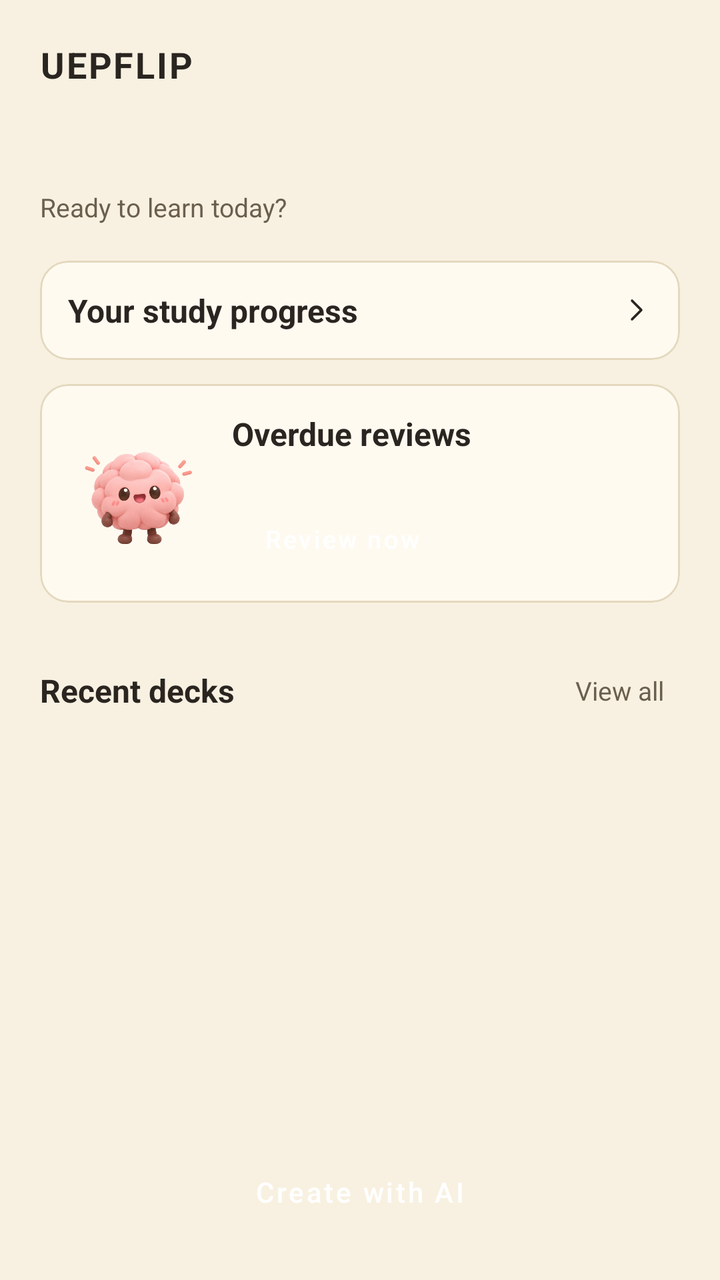
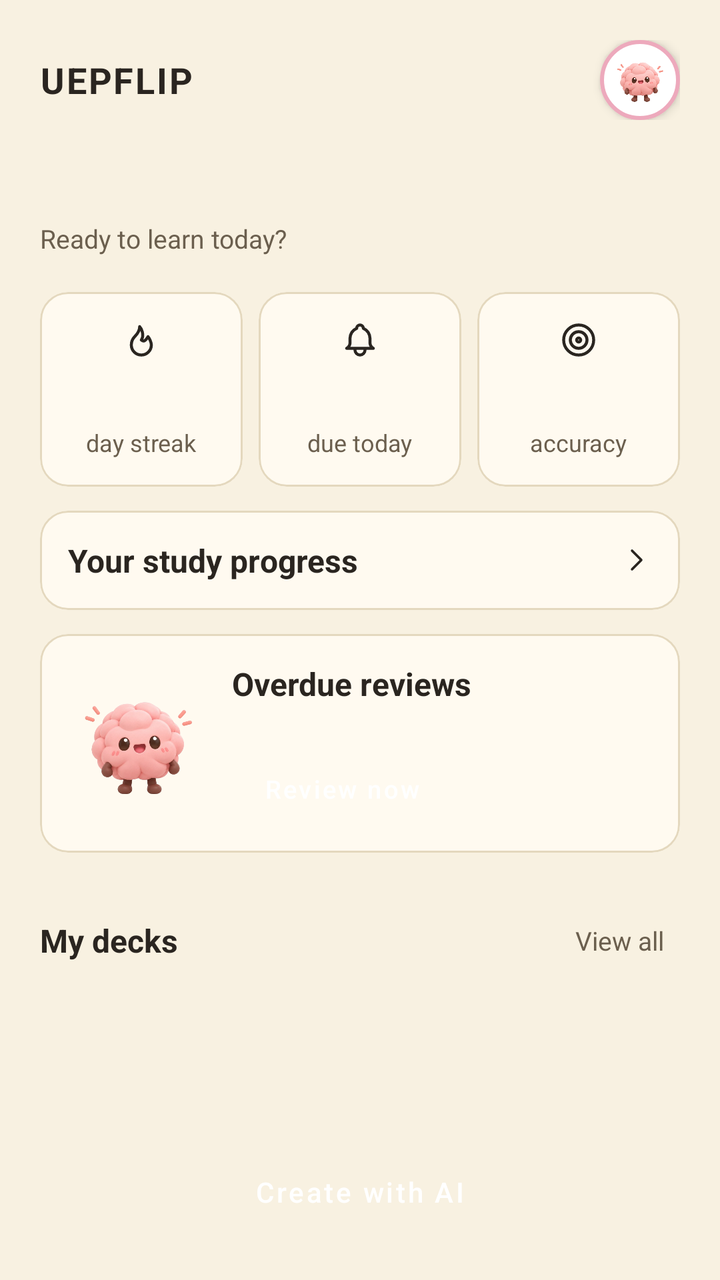

The first picture is an Android layout as it rendered before a commit; the second is the same layout after the commit. The layout source and the unified diff follow.
<!-- AndroidManifest.xml: application theme Theme.UEPflip_flashcard -->
<!-- res/layout/fragment_home.xml -->
<?xml version="1.0" encoding="utf-8"?>
<LinearLayout xmlns:android="http://schemas.android.com/apk/res/android" xmlns:app="http://schemas.android.com/apk/res-auto"
    android:layout_width="match_parent" android:layout_height="match_parent" android:orientation="vertical" android:background="@color/bg">
    <ScrollView android:layout_width="match_parent" android:layout_height="0dp" android:layout_weight="1">
        <LinearLayout android:layout_width="match_parent" android:layout_height="wrap_content" android:orientation="vertical" android:padding="20dp">
            <TextView style="@style/UF.Logo" android:layout_width="wrap_content" android:layout_height="wrap_content"
                android:text="@string/app_brand"/>
            <LinearLayout android:layout_width="match_parent" android:layout_height="wrap_content"
                android:layout_marginTop="18dp" android:gravity="center_vertical" android:orientation="vertical">
                <TextView android:id="@+id/greeting" style="@style/UF.Title" android:layout_width="wrap_content" android:layout_height="wrap_content"/>
                <TextView style="@style/UF.Muted" android:layout_width="wrap_content" android:layout_height="wrap_content"
                    android:text="@string/home_subtitle"/>
            </LinearLayout>
            <com.google.android.material.card.MaterialCardView android:id="@+id/card_progress" style="@style/UF.Card"
                android:layout_width="match_parent" android:layout_height="wrap_content"
                android:layout_marginTop="18dp" android:layout_marginBottom="12dp"
                android:clickable="true" android:focusable="true"
                android:foreground="?attr/selectableItemBackground">
                <LinearLayout android:layout_width="match_parent" android:layout_height="wrap_content"
                    android:orientation="vertical" android:padding="14dp">
                    <LinearLayout android:layout_width="match_parent" android:layout_height="wrap_content"
                        android:gravity="center_vertical">
                        <TextView style="@style/UF.H2" android:layout_width="0dp" android:layout_height="wrap_content"
                            android:layout_weight="1" android:text="@string/stats_progress_title"/>
                        <ImageView android:layout_width="16dp" android:layout_height="16dp"
                            android:src="@drawable/ic_chev" android:contentDescription="@null"/>
                    </LinearLayout>
                </LinearLayout>
            </com.google.android.material.card.MaterialCardView>
            <com.google.android.material.card.MaterialCardView style="@style/UF.Card" android:layout_width="match_parent" android:layout_height="wrap_content" android:layout_marginBottom="12dp">
                <LinearLayout android:layout_width="match_parent" android:layout_height="wrap_content" android:padding="14dp" android:gravity="center_vertical">
                    <ImageView android:layout_width="70dp" android:layout_height="70dp" android:src="@drawable/ic_mascot" android:contentDescription="@null"/>
                    <LinearLayout android:layout_width="0dp" android:layout_height="wrap_content" android:layout_weight="1" android:layout_marginStart="12dp" android:orientation="vertical">
                        <TextView style="@style/UF.H2" android:layout_width="wrap_content" android:layout_height="wrap_content" android:text="@string/home_overdue_title"/>
                        <TextView android:id="@+id/overdue_text" style="@style/UF.Muted" android:layout_width="match_parent" android:layout_height="wrap_content" android:layout_marginVertical="3dp"/>
                        <Button android:id="@+id/btn_review" style="@style/UF.Button.Small" android:layout_width="wrap_content" android:layout_height="wrap_content" android:text="@string/home_review_now"/>
                    </LinearLayout>
                </LinearLayout>
            </com.google.android.material.card.MaterialCardView>
            <LinearLayout android:layout_width="match_parent" android:layout_height="wrap_content" android:layout_marginTop="8dp" android:layout_marginBottom="10dp" android:gravity="center_vertical">
                <TextView style="@style/UF.H2" android:layout_width="0dp" android:layout_height="wrap_content" android:layout_weight="1" android:text="@string/home_recent_decks"/>
                <TextView android:id="@+id/btn_view_all" style="@style/UF.Muted" android:layout_width="wrap_content" android:layout_height="48dp" android:minWidth="48dp" android:paddingHorizontal="8dp" android:gravity="center_vertical|end" android:clickable="true" android:focusable="true" android:text="@string/home_view_all"/>
            </LinearLayout>
            <androidx.recyclerview.widget.RecyclerView android:id="@+id/recent_decks" android:layout_width="match_parent" android:layout_height="wrap_content" android:nestedScrollingEnabled="false"/>
        </LinearLayout>
    </ScrollView>
    <Button android:id="@+id/btn_create" style="@style/UF.Button" android:layout_width="match_parent" android:layout_height="wrap_content" android:layout_margin="20dp" android:text="@string/home_create_deck"/>
</LinearLayout>
<!-- resources referenced by this layout -->
<resources>
  <color name="bg">#F8F1E1</color>
  <string name="app_brand">UEPFLIP</string>
  <string name="home_create_deck">Create with AI</string>
  <string name="home_overdue_title">Overdue reviews</string>
  <string name="home_recent_decks">Recent decks</string>
  <string name="home_review_now">Review now</string>
  <string name="home_subtitle">Ready to learn today?</string>
  <string name="home_view_all">View all</string>
  <string name="stats_progress_title">Your study progress</string>
  <style name="UF.Button.Small"><item name="android:minHeight">36dp</item><item name="android:textSize">12.5sp</item></style>
  <style name="UF.H2" parent=""><item name="android:textSize">16sp</item><item name="android:textStyle">bold</item><item name="android:textColor">@color/ink</item></style>
  <style name="UF.Muted" parent=""><item name="android:textSize">13sp</item><item name="android:textColor">@color/mute</item></style>
  <style name="UF.Title" parent=""><item name="android:textSize">24sp</item><item name="android:textStyle">bold</item><item name="android:textColor">@color/ink</item></style>
  <style name="Theme.UEPflip_flashcard" parent="Base.Theme.UEPflip_flashcard" />
  <color name="ink">#2A2520</color>
  <color name="accent">#2A2520</color>
  <color name="white">#FFFFFF</color>
  <color name="card">#FFFAF0</color>
  <color name="line">#E4D8BE</color>
  <color name="mute">#6B5F4E</color>
  <!-- unchanged entries left out for length: 6 -->
</resources>

<!-- the commit's change to res/layout/fragment_home.xml (unified diff, before → after) -->
@@ -3,17 +3,39 @@
     android:layout_width="match_parent" android:layout_height="match_parent" android:orientation="vertical" android:background="@color/bg">
     <ScrollView android:layout_width="match_parent" android:layout_height="0dp" android:layout_weight="1">
         <LinearLayout android:layout_width="match_parent" android:layout_height="wrap_content" android:orientation="vertical" android:padding="20dp">
-            <TextView style="@style/UF.Logo" android:layout_width="wrap_content" android:layout_height="wrap_content"
-                android:text="@string/app_brand"/>
+            <include layout="@layout/view_app_header"/>
             <LinearLayout android:layout_width="match_parent" android:layout_height="wrap_content"
                 android:layout_marginTop="18dp" android:gravity="center_vertical" android:orientation="vertical">
                 <TextView android:id="@+id/greeting" style="@style/UF.Title" android:layout_width="wrap_content" android:layout_height="wrap_content"/>
                 <TextView style="@style/UF.Muted" android:layout_width="wrap_content" android:layout_height="wrap_content"
                     android:text="@string/home_subtitle"/>
             </LinearLayout>
+            <LinearLayout android:layout_width="match_parent" android:layout_height="wrap_content" android:layout_marginTop="18dp" android:baselineAligned="false" android:orientation="horizontal">
+                <com.google.android.material.card.MaterialCardView style="@style/UF.Card" android:layout_width="0dp" android:layout_height="wrap_content" android:layout_weight="1" android:layout_marginEnd="8dp">
+                    <LinearLayout android:layout_width="match_parent" android:layout_height="wrap_content" android:gravity="center_horizontal" android:orientation="vertical" android:paddingVertical="14dp" android:paddingHorizontal="8dp">
+                        <ImageView android:layout_width="20dp" android:layout_height="20dp" android:src="@drawable/ic_flame" android:contentDescription="@null"/>
+                        <TextView android:id="@+id/home_streak" style="@style/UF.Title" android:layout_width="wrap_content" android:layout_height="wrap_content" android:layout_marginTop="6dp" android:textSize="20sp"/>
+                        <TextView style="@style/UF.Muted" android:layout_width="wrap_content" android:layout_height="wrap_content" android:text="@string/home_stat_streak" android:textSize="12sp"/>
+                    </LinearLayout>
+                </com.google.android.material.card.MaterialCardView>
+                <com.google.android.material.card.MaterialCardView style="@style/UF.Card" android:layout_width="0dp" android:layout_height="wrap_content" android:layout_weight="1" android:layout_marginEnd="8dp">
+                    <LinearLayout android:layout_width="match_parent" android:layout_height="wrap_content" android:gravity="center_horizontal" android:orientation="vertical" android:paddingVertical="14dp" android:paddingHorizontal="8dp">
+                        <ImageView android:layout_width="20dp" android:layout_height="20dp" android:src="@drawable/ic_bell" android:contentDescription="@null"/>
+                        <TextView android:id="@+id/home_due" style="@style/UF.Title" android:layout_width="wrap_content" android:layout_height="wrap_content" android:layout_marginTop="6dp" android:textSize="20sp"/>
+                        <TextView style="@style/UF.Muted" android:layout_width="wrap_content" android:layout_height="wrap_content" android:text="@string/home_stat_due" android:textSize="12sp"/>
+                    </LinearLayout>
+                </com.google.android.material.card.MaterialCardView>
+                <com.google.android.material.card.MaterialCardView style="@style/UF.Card" android:layout_width="0dp" android:layout_height="wrap_content" android:layout_weight="1">
+                    <LinearLayout android:layout_width="match_parent" android:layout_height="wrap_content" android:gravity="center_horizontal" android:orientation="vertical" android:paddingVertical="14dp" android:paddingHorizontal="8dp">
+                        <ImageView android:layout_width="20dp" android:layout_height="20dp" android:src="@drawable/ic_target" android:contentDescription="@null"/>
+                        <TextView android:id="@+id/home_accuracy" style="@style/UF.Title" android:layout_width="wrap_content" android:layout_height="wrap_content" android:layout_marginTop="6dp" android:textSize="20sp"/>
+                        <TextView style="@style/UF.Muted" android:layout_width="wrap_content" android:layout_height="wrap_content" android:text="@string/home_stat_accuracy" android:textSize="12sp"/>
+                    </LinearLayout>
+                </com.google.android.material.card.MaterialCardView>
+            </LinearLayout>
             <com.google.android.material.card.MaterialCardView android:id="@+id/card_progress" style="@style/UF.Card"
                 android:layout_width="match_parent" android:layout_height="wrap_content"
-                android:layout_marginTop="18dp" android:layout_marginBottom="12dp"
+                android:layout_marginTop="12dp" android:layout_marginBottom="12dp"
                 android:clickable="true" android:focusable="true"
                 android:foreground="?attr/selectableItemBackground">
                 <LinearLayout android:layout_width="match_parent" android:layout_height="wrap_content"
@@ -38,7 +60,7 @@
                 </LinearLayout>
             </com.google.android.material.card.MaterialCardView>
             <LinearLayout android:layout_width="match_parent" android:layout_height="wrap_content" android:layout_marginTop="8dp" android:layout_marginBottom="10dp" android:gravity="center_vertical">
-                <TextView style="@style/UF.H2" android:layout_width="0dp" android:layout_height="wrap_content" android:layout_weight="1" android:text="@string/home_recent_decks"/>
+                <TextView style="@style/UF.H2" android:layout_width="0dp" android:layout_height="wrap_content" android:layout_weight="1" android:text="@string/home_my_decks"/>
                 <TextView android:id="@+id/btn_view_all" style="@style/UF.Muted" android:layout_width="wrap_content" android:layout_height="48dp" android:minWidth="48dp" android:paddingHorizontal="8dp" android:gravity="center_vertical|end" android:clickable="true" android:focusable="true" android:text="@string/home_view_all"/>
             </LinearLayout>
             <androidx.recyclerview.widget.RecyclerView android:id="@+id/recent_decks" android:layout_width="match_parent" android:layout_height="wrap_content" android:nestedScrollingEnabled="false"/>
@@ -46,3 +68,30 @@
     </ScrollView>
     <Button android:id="@+id/btn_create" style="@style/UF.Button" android:layout_width="match_parent" android:layout_height="wrap_content" android:layout_margin="20dp" android:text="@string/home_create_deck"/>
 </LinearLayout>
+<!-- res/layout/view_app_header.xml (included above) -->
+<?xml version="1.0" encoding="utf-8"?>
+<LinearLayout xmlns:android="http://schemas.android.com/apk/res/android"
+    android:layout_width="match_parent"
+    android:layout_height="wrap_content"
+    android:gravity="center_vertical"
+    android:orientation="horizontal">
+
+    <TextView
+        style="@style/UF.Logo"
+        android:layout_width="0dp"
+        android:layout_height="wrap_content"
+        android:layout_weight="1"
+        android:text="@string/app_brand" />
+
+    
+    <ImageView
+        android:id="@+id/btn_profile"
+        android:layout_width="40dp"
+        android:layout_height="40dp"
+        android:background="@drawable/me_bg_avatar_button"
+        android:contentDescription="@string/me_cd_profile"
+        android:elevation="3dp"
+        android:padding="5dp"
+        android:scaleType="fitCenter"
+        android:src="@drawable/ic_mascot" />
+</LinearLayout>
<!-- resource entries referenced after the edit -->
@@ -1,13 +1,43 @@
 <!-- resources referenced by this layout -->
 <resources>
   <color name="bg">#F8F1E1</color>
+  <!-- drawable ic_bell (drawable) -->
+  <?xml version="1.0" encoding="utf-8"?>
+  <vector xmlns:android="http://schemas.android.com/apk/res/android"
+      android:width="24dp" android:height="24dp" android:viewportWidth="24" android:viewportHeight="24">
+      <path android:pathData="M10 5a2 2 0 1 1 4 0a7 7 0 0 1 4 6v3a4 4 0 0 0 2 3h-16a4 4 0 0 0 2-3v-3a7 7 0 0 1 4-6M9 17v1a3 3 0 0 0 6 0v-1" android:strokeColor="@color/ink" android:strokeWidth="1.8" android:strokeLineCap="round" android:strokeLineJoin="round"/>
+  </vector>
+  <!-- drawable ic_flame (drawable) -->
+  <?xml version="1.0" encoding="utf-8"?>
+  <vector xmlns:android="http://schemas.android.com/apk/res/android"
+      android:width="24dp" android:height="24dp" android:viewportWidth="24" android:viewportHeight="24">
+      <path android:pathData="M12 12c2-2.96 0-7-1-8 0 3.038-1.773 4.741-3 6-1.226 1.26-2 3.24-2 5a6 6 0 1 0 12 0c0-1.532-1.056-3.94-2-5-1.786 3-2.791 3-4 2z" android:strokeColor="@color/ink" android:strokeWidth="1.8" android:strokeLineCap="round" android:strokeLineJoin="round"/>
+  </vector>
+  <!-- drawable ic_target (drawable) -->
+  <?xml version="1.0" encoding="utf-8"?>
+  <vector xmlns:android="http://schemas.android.com/apk/res/android"
+      android:width="24dp" android:height="24dp" android:viewportWidth="24" android:viewportHeight="24">
+      <path android:pathData="M3,12a9,9 0 1,0 18,0a9,9 0 1,0 -18,0z" android:strokeColor="@color/ink" android:strokeWidth="1.8" android:strokeLineCap="round" android:strokeLineJoin="round"/>
+      <path android:pathData="M7,12a5,5 0 1,0 10,0a5,5 0 1,0 -10,0z" android:strokeColor="@color/ink" android:strokeWidth="1.8" android:strokeLineCap="round" android:strokeLineJoin="round"/>
+      <path android:pathData="M10.8,12a1.2,1.2 0 1,0 2.4,0a1.2,1.2 0 1,0 -2.4,0z" android:strokeColor="@color/ink" android:strokeWidth="1.8" android:strokeLineCap="round" android:strokeLineJoin="round"/>
+  </vector>
+  <!-- drawable me_bg_avatar_button (drawable) -->
+  <?xml version="1.0" encoding="utf-8"?>
+  <shape xmlns:android="http://schemas.android.com/apk/res/android" android:shape="oval">
+      <solid android:color="@color/me_white" />
+      <stroke android:width="2dp" android:color="@color/me_ring_pink" />
+  </shape>
   <string name="app_brand">UEPFLIP</string>
   <string name="home_create_deck">Create with AI</string>
+  <string name="home_my_decks">My decks</string>
   <string name="home_overdue_title">Overdue reviews</string>
-  <string name="home_recent_decks">Recent decks</string>
   <string name="home_review_now">Review now</string>
+  <string name="home_stat_accuracy">accuracy</string>
+  <string name="home_stat_due">due today</string>
+  <string name="home_stat_streak">day streak</string>
   <string name="home_subtitle">Ready to learn today?</string>
   <string name="home_view_all">View all</string>
+  <string name="me_cd_profile">Open profile</string>
   <string name="stats_progress_title">Your study progress</string>
   <style name="UF.Button.Small"><item name="android:minHeight">36dp</item><item name="android:textSize">12.5sp</item></style>
   <style name="UF.H2" parent=""><item name="android:textSize">16sp</item><item name="android:textStyle">bold</item><item name="android:textColor">@color/ink</item></style>
@@ -15,6 +45,8 @@
   <style name="UF.Title" parent=""><item name="android:textSize">24sp</item><item name="android:textStyle">bold</item><item name="android:textColor">@color/ink</item></style>
   <style name="Theme.UEPflip_flashcard" parent="Base.Theme.UEPflip_flashcard" />
   <color name="ink">#2A2520</color>
+  <color name="me_white">#FFFFFF</color>
+  <color name="me_ring_pink">#EDA9BC</color>
   <color name="accent">#2A2520</color>
   <color name="white">#FFFFFF</color>
   <color name="card">#FFFAF0</color>
